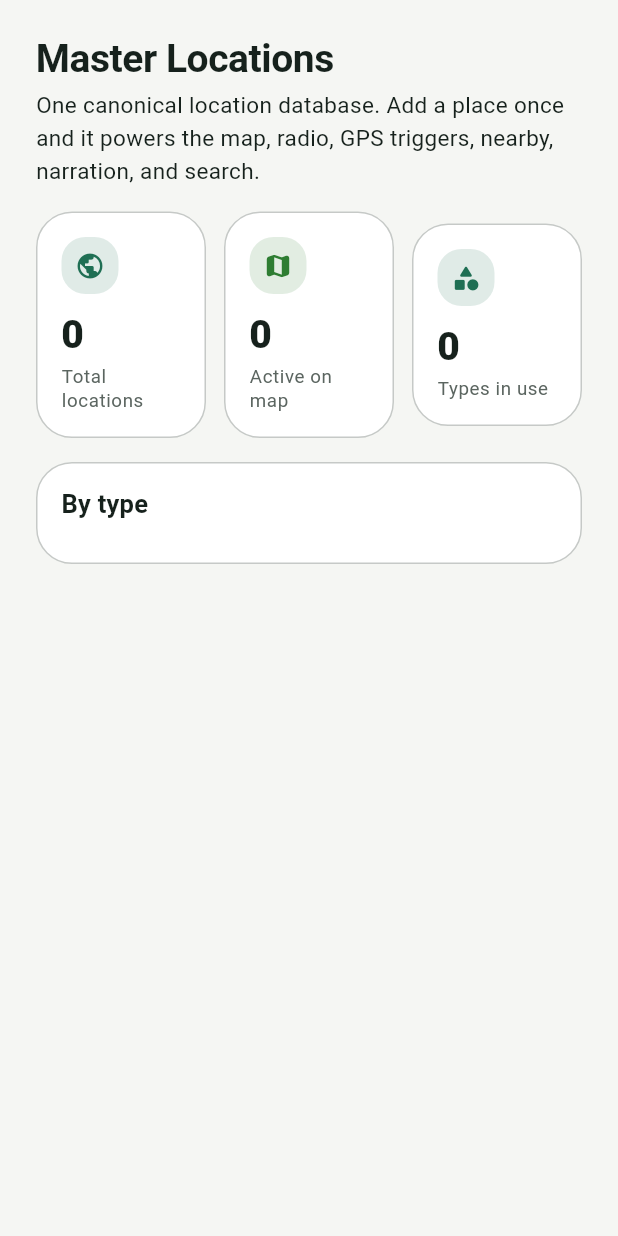
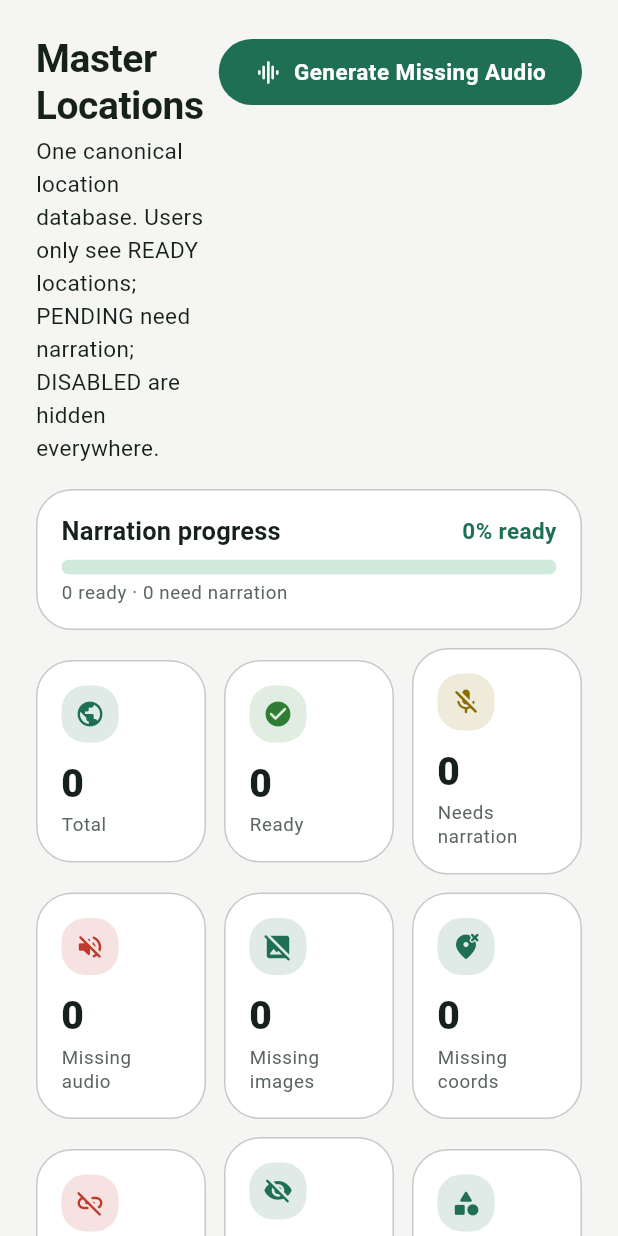
Before and after one commit to trashpin/radio, a Flutter app: the _OverviewTab widget shown alone on an empty page, opened directly, on a phone screen of 412 x 824 dp. Run offline on Flutter 3.47's test engine with Material 3 defaults, Android fonts, the phone set to English and light mode, and no system bars; our stand-ins replace audio_service, csv, file_picker, flutter_dotenv, flutter_riverpod, flutter_tts and 5 more; missing offline and left inert: dart_tags; accounts and stored records are empty.

Commit message:
Location status system (Ready/Pending/Disabled) + health dashboard + gating
Derive LocationStatus from active/hidden/audio: READY (has audio) shows to
users on map + radio + GPS + search; PENDING (needs narration) hidden from
users by default (admin Show Pending toggle); DISABLED hidden everywhere.
Gate the map/radio pool to READY (bridge), engine.nearby/topNearby gain
requireAudio so I See Something skips silent locations and picks the next
nearest narrated, and search excludes DISABLED. Add Location Health dashboard
(total/ready/pending/missing audio+images+coords/broken/hidden + narration
progress + last generated) and a one-click Generate Missing Audio. Tests.

Co-authored-by: trashpin <trashpin@users.noreply.github.com>

```diff
--- a/lib/features/admin/locations/locations_admin_page.dart
+++ b/lib/features/admin/locations/locations_admin_page.dart
@@ -6,9 +6,17 @@ import 'package:explorer_os_mobile/core/theme/app_spacing.dart';
 import 'package:explorer_os_mobile/features/admin/media_manager/data/media_manager_repository.dart';
 import 'package:explorer_os_mobile/features/admin/widgets/admin_widgets.dart';
 import 'package:explorer_os_mobile/features/location_intelligence/data/location_content_repository.dart';
+import 'package:explorer_os_mobile/features/locations/data/location_map_bridge.dart';
 import 'package:explorer_os_mobile/features/locations/data/location_narration.dart';
 import 'package:explorer_os_mobile/features/locations/data/location_repository.dart';
+import 'package:explorer_os_mobile/features/locations/location_health.dart';
 import 'package:explorer_os_mobile/features/locations/models/master_location.dart';
+
+String _fmtDate(DateTime d) {
+  final l = d.toLocal();
+  String two(int n) => n.toString().padLeft(2, '0');
+  return '${l.year}-${two(l.month)}-${two(l.day)} ${two(l.hour)}:${two(l.minute)}';
+}
 
 /// Admin → Locations. The ONE place to manage every master location that the
 /// Map, Radio, GPS, "I See Something", Nearby, Narration, and Search all read.
@@ -46,14 +54,48 @@ class LocationsAdminPage extends StatelessWidget {
   }
 }
 
-class _OverviewTab extends ConsumerWidget {
+class _OverviewTab extends ConsumerStatefulWidget {
   const _OverviewTab();
+  @override
+  ConsumerState<_OverviewTab> createState() => _OverviewTabState();
+}
+
+class _OverviewTabState extends ConsumerState<_OverviewTab> {
+  bool _generating = false;
+
+  Future<void> _generateMissingAudio(List<MasterLocation> all) async {
+    final pending =
+        all.where((l) => l.status == LocationStatus.pending).toList();
+    if (pending.isEmpty) {
+      ScaffoldMessenger.of(context).showSnackBar(const SnackBar(
+          content: Text('No pending locations — all narrated.')));
+      return;
+    }
+    setState(() => _generating = true);
+    try {
+      final n = await ref
+          .read(locationRepositoryProvider)
+          .enqueueMissingAudio(pending);
+      if (mounted) {
+        ScaffoldMessenger.of(context).showSnackBar(SnackBar(
+            content: Text('Queued audio generation for $n location(s).')));
+      }
+    } catch (e) {
+      if (mounted) {
+        ScaffoldMessenger.of(context).showSnackBar(
+            SnackBar(content: Text('Could not queue jobs: $e')));
+      }
+    } finally {
+      if (mounted) setState(() => _generating = false);
+    }
+  }
 
   @override
-  Widget build(BuildContext context, WidgetRef ref) {
+  Widget build(BuildContext context) {
     final theme = Theme.of(context);
     final all = ref.watch(masterLocationsProvider).value ?? const [];
-    final active = all.where((l) => l.active && !l.hidden).length;
+    final health = computeLocationHealth(all);
+    final showPending = ref.watch(showPendingLocationsProvider);
     final byType = <LocationType, int>{};
     for (final l in all) {
       byType[l.type] = (byType[l.type] ?? 0) + 1;
@@ -61,29 +103,98 @@ class _OverviewTab extends ConsumerWidget {
     final sorted = byType.entries.toList()
       ..sort((a, b) => b.value.compareTo(a.value));
 
+    Widget stat(String label, int value, IconData icon, {Color? tint}) =>
+        Expanded(child: AdminStatCard(
+            label: label, value: '$value', icon: icon, tint: tint));
+
     return ListView(
       padding: const EdgeInsets.all(AppSpacing.xl),
       children: [
-        const AdminPageHeader(
+        AdminPageHeader(
           title: 'Master Locations',
           subtitle:
-              'One canonical location database. Add a place once and it powers '
-              'the map, radio, GPS triggers, nearby, narration, and search.',
+              'One canonical location database. Users only see READY locations; '
+              'PENDING need narration; DISABLED are hidden everywhere.',
+          actions: [
+            FilledButton.icon(
+              onPressed: _generating ? null : () => _generateMissingAudio(all),
+              style: FilledButton.styleFrom(minimumSize: const Size(0, 44)),
+              icon: _generating
+                  ? const SizedBox(width: 16, height: 16,
+                      child: CircularProgressIndicator(strokeWidth: 2))
+                  : const Icon(Icons.graphic_eq_rounded, size: 18),
+              label: Text(_generating ? 'Queuing…' : 'Generate Missing Audio'),
+            ),
+          ],
         ),
         const Gap.v(AppSpacing.lg),
+        // Narration progress.
+        AdminSectionCard(
+          child: Column(crossAxisAlignment: CrossAxisAlignment.start, children: [
+            Row(children: [
+              Text('Narration progress', style: theme.textTheme.titleMedium
+                  ?.copyWith(fontWeight: FontWeight.w700)),
+              const Spacer(),
+              Text('${(health.readyProgress * 100).toStringAsFixed(0)}% ready',
+                  style: TextStyle(
+                      color: theme.colorScheme.primary,
+                      fontWeight: FontWeight.w700)),
+            ]),
+            const Gap.v(AppSpacing.sm),
+            ClipRRect(
+              borderRadius: BorderRadius.circular(6),
+              child: LinearProgressIndicator(
+                  value: health.readyProgress, minHeight: 10),
+            ),
+            const Gap.v(AppSpacing.xs),
+            Text([
+              '${health.ready} ready',
+              '${health.pending} need narration',
+              if (health.lastGenerated != null)
+                'last generated ${_fmtDate(health.lastGenerated!)}',
+            ].join(' · '), style: theme.textTheme.bodySmall),
+          ]),
+        ),
+        const Gap.v(AppSpacing.md),
         Row(children: [
-          Expanded(child: AdminStatCard(
-              label: 'Total locations', value: '${all.length}',
-              icon: Icons.public_rounded)),
+          stat('Total', health.total, Icons.public_rounded),
           const Gap.h(AppSpacing.md),
-          Expanded(child: AdminStatCard(
-              label: 'Active on map', value: '$active',
-              icon: Icons.map_rounded, tint: const Color(0xFF2E7D32))),
+          stat('Ready', health.ready, Icons.check_circle_rounded,
+              tint: const Color(0xFF2E7D32)),
           const Gap.h(AppSpacing.md),
-          Expanded(child: AdminStatCard(
-              label: 'Types in use', value: '${byType.length}',
-              icon: Icons.category_rounded)),
+          stat('Needs narration', health.pending, Icons.mic_off_rounded,
+              tint: const Color(0xFF8A6D00)),
         ]),
+        const Gap.v(AppSpacing.md),
+        Row(children: [
+          stat('Missing audio', health.missingAudio, Icons.volume_off_rounded,
+              tint: const Color(0xFFC0392B)),
+          const Gap.h(AppSpacing.md),
+          stat('Missing images', health.missingImages, Icons.image_not_supported_rounded),
+          const Gap.h(AppSpacing.md),
+          stat('Missing coords', health.missingCoordinates, Icons.wrong_location_rounded),
+        ]),
+        const Gap.v(AppSpacing.md),
+        Row(children: [
+          stat('Broken audio', health.brokenAudio, Icons.link_off_rounded,
+              tint: const Color(0xFFC0392B)),
+          const Gap.h(AppSpacing.md),
+          stat('Hidden / disabled', health.hidden, Icons.visibility_off_rounded),
+          const Gap.h(AppSpacing.md),
+          stat('Types in use', byType.length, Icons.category_rounded),
+        ]),
+        const Gap.v(AppSpacing.lg),
+        AdminSectionCard(
+          child: SwitchListTile(
+            contentPadding: EdgeInsets.zero,
+            value: showPending,
+            onChanged: (v) =>
+                ref.read(showPendingLocationsProvider.notifier).set(v),
+            title: const Text('Show pending locations on the map'),
+            subtitle: const Text(
+                'Off by default — users only see narrated (Ready) locations.'),
+          ),
+        ),
         const Gap.v(AppSpacing.lg),
         AdminSectionCard(
           child: Column(
@@ -322,11 +433,14 @@ class _Row extends ConsumerWidget {
                     fontWeight: FontWeight.w600)),
               ),
               const Gap.h(AppSpacing.sm),
-              if (!item.active || item.hidden)
-                StatusBadge(BadgeStatus.draft,
-                    label: item.hidden ? 'Hidden' : 'Inactive')
-              else
-                const StatusBadge(BadgeStatus.published, label: 'Live'),
+              switch (item.status) {
+                LocationStatus.ready =>
+                  const StatusBadge(BadgeStatus.published, label: 'Ready'),
+                LocationStatus.pending =>
+                  const StatusBadge(BadgeStatus.review, label: 'Needs Narration'),
+                LocationStatus.disabled =>
+                  const StatusBadge(BadgeStatus.draft, label: 'Disabled'),
+              },
               if (item.featured) ...[
                 const Gap.h(AppSpacing.xs),
                 const Icon(Icons.star_rounded, size: 16, color: Color(0xFFE0A458)),
--- a/lib/features/locations/data/location_map_bridge.dart
+++ b/lib/features/locations/data/location_map_bridge.dart
@@ -59,12 +59,30 @@ NearbyItem masterToNearby(MasterLocation l) => NearbyItem(
       featured: l.featured,
     );
 
-/// Master locations as plottable [NearbyItem]s (active, visible, geo-coded).
-/// Empty until migration 0031 is applied — callers then fall back to legacy.
+/// Admin/global toggle to also show PENDING (needs-narration) locations on the
+/// map. OFF by default so users only ever see READY (narrated) locations.
+class ShowPendingLocations extends Notifier<bool> {
+  @override
+  bool build() => false;
+  void set(bool v) => state = v;
+  void toggle() => state = !state;
+}
+
+final showPendingLocationsProvider =
+    NotifierProvider<ShowPendingLocations, bool>(ShowPendingLocations.new);
+
+/// Master locations as plottable [NearbyItem]s, gated by readiness so users
+/// never see silent locations: READY always, PENDING only when the admin
+/// toggles it on, DISABLED never. Empty until migration 0031 is applied —
+/// callers then fall back to legacy sources.
 final masterNearbyItemsProvider = Provider<List<NearbyItem>>((ref) {
   final all = ref.watch(masterLocationsProvider).value ?? const [];
+  final showPending = ref.watch(showPendingLocationsProvider);
   return [
     for (final l in all)
-      if (l.active && !l.hidden && l.hasCoordinates) masterToNearby(l),
+      if (l.hasCoordinates &&
+          (l.status == LocationStatus.ready ||
+              (showPending && l.status == LocationStatus.pending)))
+        masterToNearby(l),
   ];
 });
--- a/lib/features/locations/data/location_repository.dart
+++ b/lib/features/locations/data/location_repository.dart
@@ -34,6 +34,29 @@ class LocationRepository {
 
   Future<void> delete(String id) =>
       SupabaseService.client.from('locations').delete().eq('id', id);
+
+  /// Enqueues an audio-generation job for every pending (needs-narration)
+  /// location, drained by the audio tooling. Returns how many were queued.
+  Future<int> enqueueMissingAudio(List<MasterLocation> pending) async {
+    if (!SupabaseService.isConfigured || pending.isEmpty) return 0;
+    final rows = [
+      for (final l in pending)
+        {
+          'destination': l.name,
+          'job_type': 'audio',
+          'status': 'pending',
+          'latitude': l.latitude,
+          'longitude': l.longitude,
+          'county': l.county,
+          'radius_m': 150,
+          'progress': 0,
+          'notes': 'master_location:voice;id=${l.id}'
+              ';code=${l.destinationCode ?? ''}',
+        },
+    ];
+    await SupabaseService.client.from('generation_jobs').insert(rows);
+    return rows.length;
+  }
 
   /// Persists a resolved narration link onto a master location.
   Future<void> attachNarration(
--- a/lib/features/locations/location_engine.dart
+++ b/lib/features/locations/location_engine.dart
@@ -64,10 +64,12 @@ class LocationEngine {
     double maxMiles = 20,
     Set<LocationType>? types,
     Set<String> exclude = const {},
+    bool requireAudio = false,
   }) {
     final out = <NearbyLocation>[];
     for (final l in all) {
       if (!l.active || l.hidden || !l.hasCoordinates) continue;
+      if (requireAudio && !l.hasAudio) continue;
       if (exclude.contains(l.id)) continue;
       if (types != null && types.isNotEmpty && !types.contains(l.type)) continue;
       final m = GeoMath.distanceMeters(
@@ -92,9 +94,11 @@ class LocationEngine {
     double maxMiles = 20,
     Set<LocationType>? types,
     Set<String> exclude = const {},
+    bool requireAudio = false,
   }) {
     final list = nearby(latitude, longitude, all,
-        maxMiles: maxMiles, types: types, exclude: exclude);
+        maxMiles: maxMiles, types: types, exclude: exclude,
+        requireAudio: requireAudio);
     return list.isEmpty ? null : list.first;
   }
 
@@ -121,7 +125,8 @@ class LocationEngine {
     }
 
     final scored = all
-        .where((l) => l.active && rank(l) < 99)
+        .where((l) =>
+            l.status != LocationStatus.disabled && rank(l) < 99)
         .map((l) => (l, rank(l)))
         .toList()
       ..sort((a, b) {
--- /dev/null
+++ b/lib/features/locations/location_health.dart
@@ -0,0 +1,86 @@
+import 'package:explorer_os_mobile/features/locations/models/master_location.dart';
+
+/// True when [url] is non-empty but not a usable http(s) link.
+bool isBrokenAudioLink(String? url) {
+  final u = (url ?? '').trim();
+  if (u.isEmpty) return false; // empty = "missing", not "broken"
+  final uri = Uri.tryParse(u);
+  if (uri == null || !uri.hasScheme) return true;
+  if (uri.scheme != 'http' && uri.scheme != 'https') return true;
+  return !uri.hasAuthority;
+}
+
+/// Aggregate health of the master location database — what's ready vs. what
+/// needs attention.
+class LocationHealth {
+  const LocationHealth({
+    required this.total,
+    required this.ready,
+    required this.pending,
+    required this.disabled,
+    required this.missingAudio,
+    required this.missingImages,
+    required this.missingCoordinates,
+    required this.brokenAudio,
+    required this.hidden,
+    this.lastGenerated,
+  });
+
+  final int total;
+  final int ready;
+  final int pending;
+  final int disabled;
+  final int missingAudio;
+  final int missingImages;
+  final int missingCoordinates;
+  final int brokenAudio;
+  final int hidden;
+  final DateTime? lastGenerated;
+
+  /// Fraction of locations that are Ready (0..1).
+  double get readyProgress => total == 0 ? 0 : ready / total;
+
+  static const empty = LocationHealth(
+    total: 0, ready: 0, pending: 0, disabled: 0, missingAudio: 0,
+    missingImages: 0, missingCoordinates: 0, brokenAudio: 0, hidden: 0,
+  );
+}
+
+LocationHealth computeLocationHealth(List<MasterLocation> all) {
+  var ready = 0, pending = 0, disabled = 0;
+  var missingAudio = 0, missingImages = 0, missingCoords = 0, broken = 0, hidden = 0;
+  DateTime? last;
+  for (final l in all) {
+    switch (l.status) {
+      case LocationStatus.ready:
+        ready++;
+        if (l.updatedAt != null &&
+            (last == null || l.updatedAt!.isAfter(last))) {
+          last = l.updatedAt;
+        }
+      case LocationStatus.pending:
+        pending++;
+      case LocationStatus.disabled:
+        disabled++;
+    }
+    if (l.status != LocationStatus.disabled && !l.hasAudio) missingAudio++;
+    if (l.status != LocationStatus.disabled && l.images.isEmpty) missingImages++;
+    if (!l.hasCoordinates) missingCoords++;
+    if (!l.active || l.hidden) hidden++;
+    for (final u in l.audioFiles) {
+      if (isBrokenAudioLink(u)) broken++;
+    }
+  }
+  return LocationHealth(
+    total: all.length,
+    ready: ready,
+    pending: pending,
+    disabled: disabled,
+    missingAudio: missingAudio,
+    missingImages: missingImages,
+    missingCoordinates: missingCoords,
+    brokenAudio: broken,
+    hidden: hidden,
+    lastGenerated: last,
+  );
+}
--- a/lib/features/locations/models/master_location.dart
+++ b/lib/features/locations/models/master_location.dart
@@ -82,6 +82,20 @@ enum LocationType {
   }
 }
 
+/// Lifecycle/readiness of a location, derived from its content + flags.
+///  • ready    — has audio; appears on the map, radio & GPS eligible.
+///  • pending  — active but no audio yet ("Needs Narration"); hidden from
+///               users by default, visible in admin.
+///  • disabled — inactive or hidden; off the map, radio, and search.
+enum LocationStatus {
+  ready('Ready'),
+  pending('Needs Narration'),
+  disabled('Disabled');
+
+  const LocationStatus(this.label);
+  final String label;
+}
+
 /// The one canonical location record every system reads (`public.locations`).
 class MasterLocation {
   const MasterLocation({
@@ -109,6 +123,7 @@ class MasterLocation {
     this.source,
     this.sourceId,
     this.destinationCode,
+    this.updatedAt,
   });
 
   final String id;
@@ -135,10 +150,26 @@ class MasterLocation {
   final String? source;
   final String? sourceId;
   final String? destinationCode;
+  final DateTime? updatedAt;
 
   bool get hasCoordinates =>
       latitude != null && longitude != null &&
       !(latitude == 0 && longitude == 0);
+
+  /// Has playable recorded audio.
+  bool get hasAudio => audioFiles.any((u) => u.trim().isNotEmpty);
+
+  /// Has narration (a script/link) or audio.
+  bool get hasNarration => narrationIds.isNotEmpty || hasAudio;
+
+  /// Derived readiness — the single gate used by the map, radio, GPS & search.
+  LocationStatus get status {
+    if (!active || hidden) return LocationStatus.disabled;
+    return hasAudio ? LocationStatus.ready : LocationStatus.pending;
+  }
+
+  bool get isReady => status == LocationStatus.ready;
+  bool get isPending => status == LocationStatus.pending;
 
   String? get placeLine {
     final parts = [city ?? community, county == null ? null : '$county County']
@@ -178,6 +209,7 @@ class MasterLocation {
         source: j['source'] as String?,
         sourceId: j['source_id']?.toString(),
         destinationCode: j['destination_code'] as String?,
+        updatedAt: DateTime.tryParse('${j['updated_at']}'),
       );
 
   /// Column map for insert/update (id/timestamps/provenance managed elsewhere).
```
Also changed, not shown: lib/features/radio/discovery/nearby_narration_controller.dart (+6 -3 lines), 2 other files.
